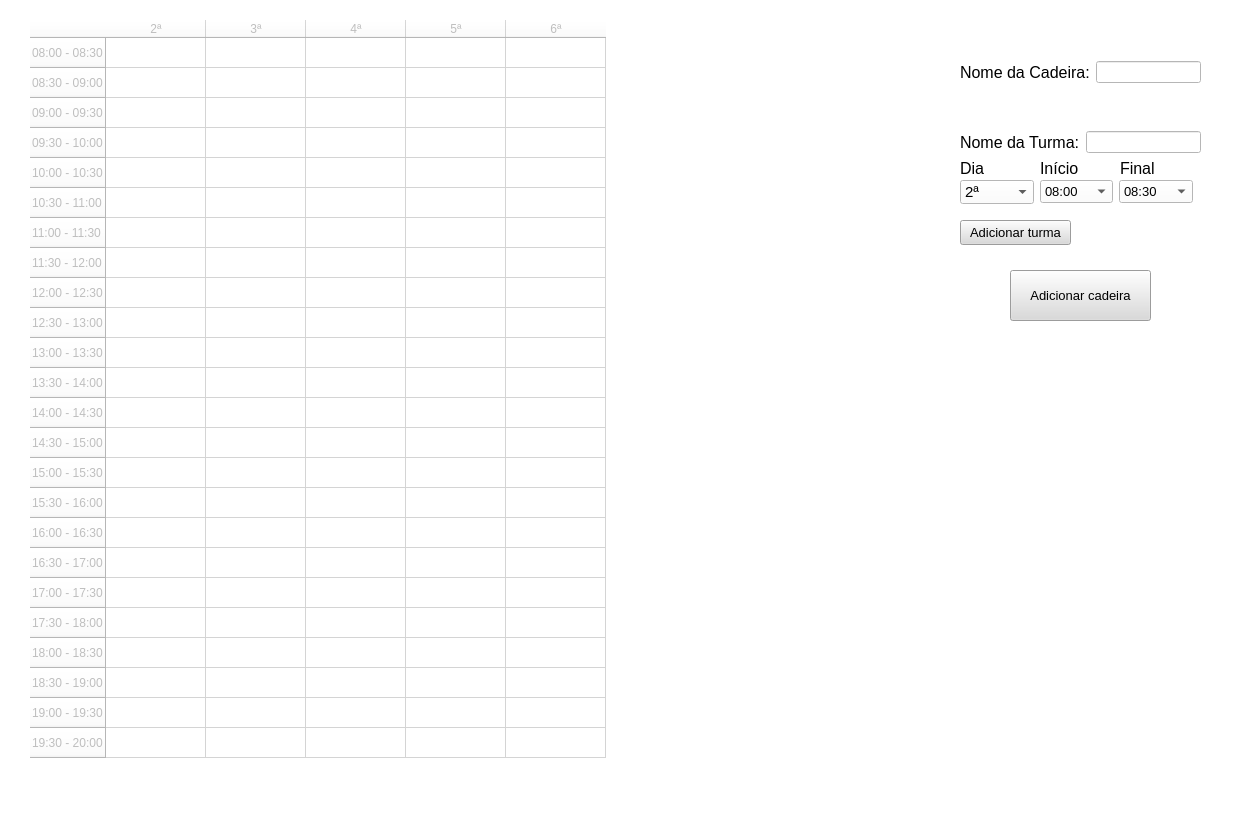
This is Designs/MainWindow.ui in RicAB98/ScheduleHelper as Qt 5 draws it before an edit. The edited form follows.
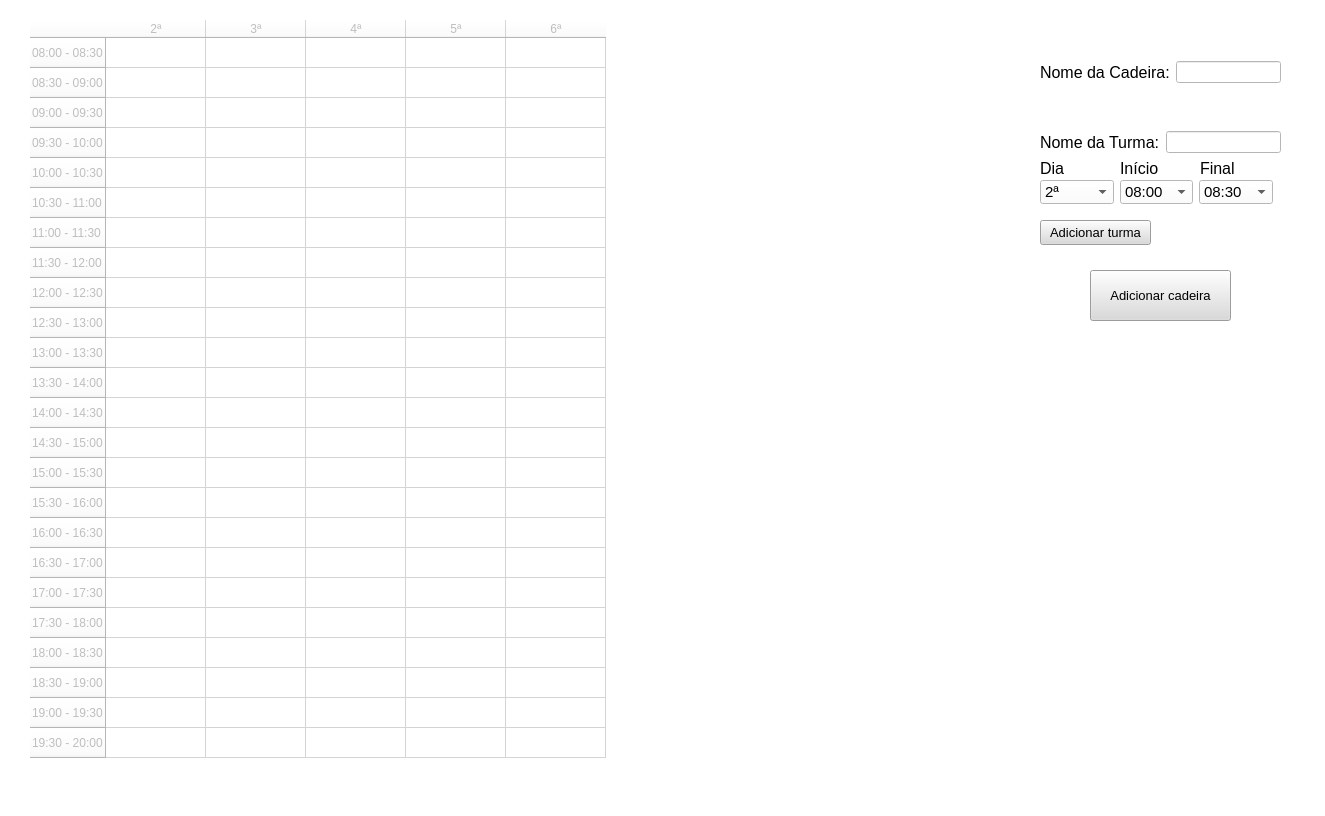
This is the edited form.

Commit message: Refresh fields after AddSubject and changing schedules with combobox

```diff
--- a/Designs/MainWindow.ui
+++ b/Designs/MainWindow.ui
@@ -6,7 +6,7 @@
    <rect>
     <x>0</x>
     <y>0</y>
-    <width>1239</width>
+    <width>1325</width>
     <height>816</height>
    </rect>
   </property>
@@ -195,7 +195,7 @@
      <rect>
       <x>640</x>
       <y>60</y>
-      <width>271</width>
+      <width>361</width>
       <height>671</height>
      </rect>
     </property>
@@ -259,7 +259,7 @@
    <widget class="QWidget" name="layoutWidget_2">
     <property name="geometry">
      <rect>
-      <x>960</x>
+      <x>1040</x>
       <y>60</y>
       <width>241</width>
       <height>24</height>
@@ -292,7 +292,7 @@
    <widget class="QLabel" name="label_2">
     <property name="geometry">
      <rect>
-      <x>960</x>
+      <x>1040</x>
       <y>160</y>
       <width>31</width>
       <height>16</height>
@@ -310,7 +310,7 @@
    <widget class="QLabel" name="label_3">
     <property name="geometry">
      <rect>
-      <x>1040</x>
+      <x>1120</x>
       <y>160</y>
       <width>41</width>
       <height>16</height>
@@ -328,7 +328,7 @@
    <widget class="QLabel" name="label_4">
     <property name="geometry">
      <rect>
-      <x>1120</x>
+      <x>1200</x>
       <y>160</y>
       <width>41</width>
       <height>16</height>
@@ -346,9 +346,9 @@
    <widget class="QListWidget" name="scheduleList">
     <property name="geometry">
      <rect>
-      <x>1010</x>
+      <x>1050</x>
       <y>340</y>
-      <width>141</width>
+      <width>231</width>
       <height>391</height>
      </rect>
     </property>
@@ -380,7 +380,7 @@
    <widget class="QPushButton" name="addClassButton">
     <property name="geometry">
      <rect>
-      <x>960</x>
+      <x>1040</x>
       <y>220</y>
       <width>111</width>
       <height>25</height>
@@ -402,7 +402,7 @@
    <widget class="QWidget" name="layoutWidget_3">
     <property name="geometry">
      <rect>
-      <x>960</x>
+      <x>1040</x>
       <y>130</y>
       <width>241</width>
       <height>24</height>
@@ -435,7 +435,7 @@
    <widget class="QPushButton" name="addSubjectButton">
     <property name="geometry">
      <rect>
-      <x>1010</x>
+      <x>1090</x>
       <y>270</y>
       <width>141</width>
       <height>51</height>
@@ -454,10 +454,10 @@
      <string>Adicionar cadeira</string>
     </property>
    </widget>
-   <widget class="QWidget" name="">
+   <widget class="QWidget" name="layoutWidget">
     <property name="geometry">
      <rect>
-      <x>960</x>
+      <x>1040</x>
       <y>180</y>
       <width>233</width>
       <height>24</height>
@@ -502,7 +502,7 @@
       <widget class="QComboBox" name="start">
        <property name="font">
         <font>
-         <pointsize>10</pointsize>
+         <pointsize>11</pointsize>
         </font>
        </property>
        <item>
@@ -631,7 +631,7 @@
       <widget class="QComboBox" name="end">
        <property name="font">
         <font>
-         <pointsize>10</pointsize>
+         <pointsize>11</pointsize>
         </font>
        </property>
        <item>
```
Left out of the diff: 4 changed lines with no effect on the pictures. The commit also changes 4 other files.
